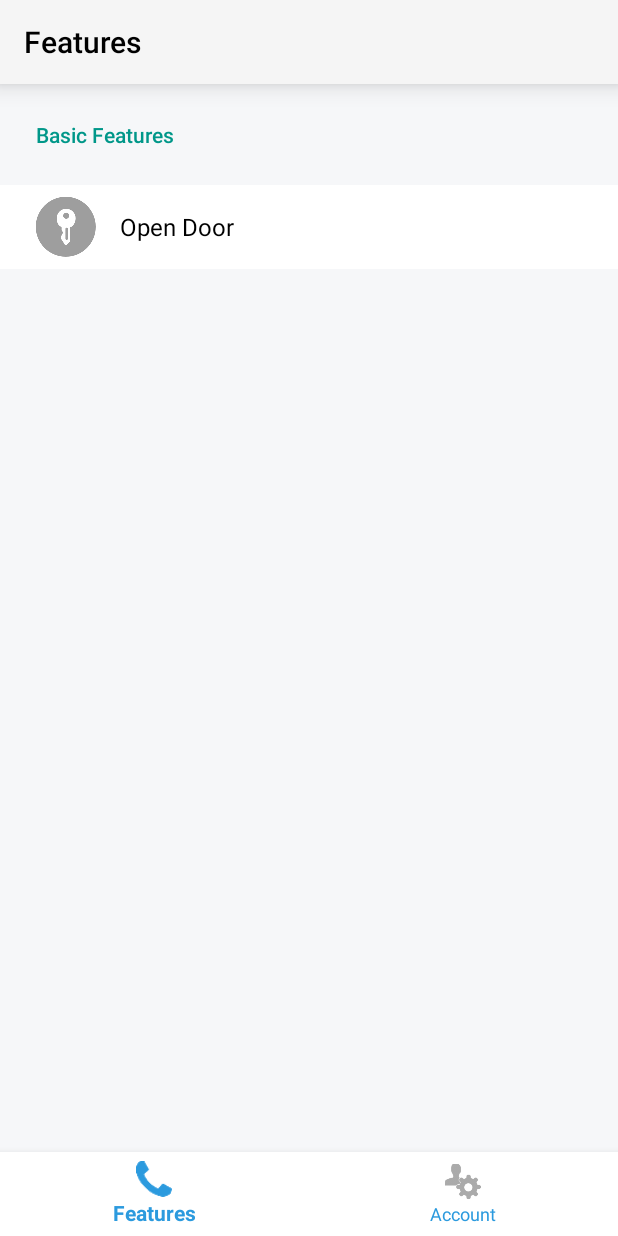
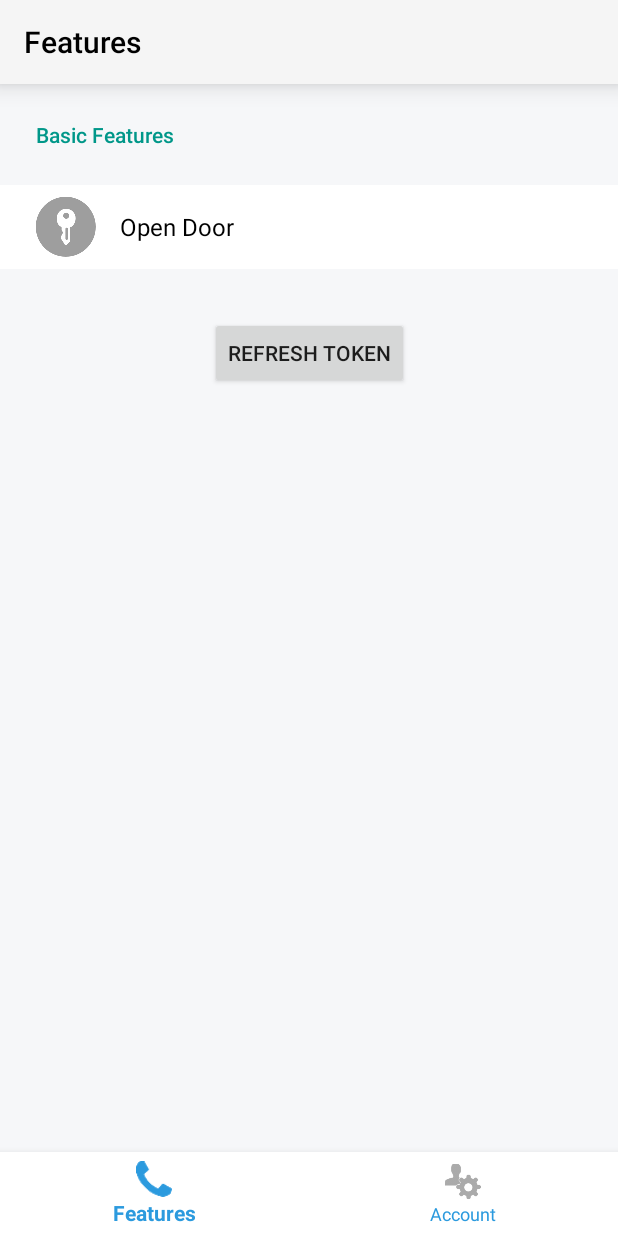
Before and after one commit to runslikebutter/android-demo-app, an Android app: the MainTabFragment screen opened through its navigation route, on a phone screen of 412 x 824 dp. Run offline under Robolectric (Android 15) with nearby library versions, the phone set to English and light mode, and no system bars; libraries missing offline, so code that uses them is left out: com.butterflymx.sdk; 4 statements that could not run were skipped.

Commit message:
MT-1432-RemoveJsonFile (#24)

```diff
--- a/app/src/main/AndroidManifest.xml
+++ b/app/src/main/AndroidManifest.xml
@@ -1,7 +1,6 @@
 <?xml version="1.0" encoding="utf-8"?>
 <manifest xmlns:android="http://schemas.android.com/apk/res/android"
-    xmlns:tools="http://schemas.android.com/tools"
-    package="com.butterflymx.butterflymxapiclient">
+    xmlns:tools="http://schemas.android.com/tools">
 
     <uses-feature
         android:name="android.hardware.camera"
--- a/app/src/main/java/com/butterflymx/butterflymxapiclient/account/AccountFragment.kt
+++ b/app/src/main/java/com/butterflymx/butterflymxapiclient/account/AccountFragment.kt
@@ -9,19 +9,24 @@ import android.view.ViewGroup
 import androidx.navigation.Navigation
 import com.butterflymx.butterflymxapiclient.App
 import com.butterflymx.butterflymxapiclient.R
+import com.butterflymx.butterflymxapiclient.databinding.AccountBinding
 import com.butterflymx.butterflymxapiclient.utils.Constants
 import com.butterflymx.sdk.core.BMXCore
-import kotlinx.android.synthetic.main.account.*
 
 class AccountFragment : Fragment() {
 
-    override fun onCreateView(inflater: LayoutInflater, container: ViewGroup?, savedInstanceState: Bundle?): View? {
-        return inflater.inflate(R.layout.account, container, false)
+
+    private var _binding: AccountBinding? = null
+    private val binding get() = _binding!!
+
+    override fun onCreateView(inflater: LayoutInflater, container: ViewGroup?, savedInstanceState: Bundle?): View {
+        _binding = AccountBinding.inflate(inflater, container, false)
+        return binding.root
     }
 
     override fun onViewCreated(view: View, savedInstanceState: Bundle?) {
         super.onViewCreated(view, savedInstanceState)
-        bt_sign_out.setOnClickListener {
+        binding.btSignOut.setOnClickListener {
             activity?.let {
                 val sharedPreferences = it.getSharedPreferences(Constants.SHARED_PREF_KEY_ENDPOINT, Context.MODE_PRIVATE)
                 sharedPreferences.edit().remove(Constants.SHARED_PREF_KEY_ENDPOINT).apply()
@@ -34,9 +39,9 @@ class AccountFragment : Fragment() {
         }
 
         App.context?.let {
-            tv_full_name.text = BMXCore.getInstance(it).user.displayName
-            et_email.setText(BMXCore.getInstance(it).user.email)
-            et_phone_number.setText(BMXCore.getInstance(it).user.phoneNumber)
+            binding.tvFullName.text = BMXCore.getInstance(it).user.displayName
+            binding.etEmail.setText(BMXCore.getInstance(it).user.email)
+            binding.etPhoneNumber.setText(BMXCore.getInstance(it).user.phoneNumber)
         }
     }
 }
--- a/app/src/main/java/com/butterflymx/butterflymxapiclient/call/CallStateCustomListener.kt
+++ b/app/src/main/java/com/butterflymx/butterflymxapiclient/call/CallStateCustomListener.kt
@@ -29,6 +29,10 @@ object CallStateCustomListener : CallStateListener {
                 CallState.END -> {
                     NotificationUtils().deleteNotification(call.guid)
                 }
+
+                else -> {
+                    Log.d(TAG, "$state")
+                }
             }
         }
     }
--- a/app/src/main/java/com/butterflymx/butterflymxapiclient/features/FeaturesFragment.kt
+++ b/app/src/main/java/com/butterflymx/butterflymxapiclient/features/FeaturesFragment.kt
@@ -5,19 +5,38 @@ import android.view.LayoutInflater
 import android.view.View
 import android.view.ViewGroup
 import androidx.navigation.Navigation
+import com.butterflymx.butterflymxapiclient.App
 import com.butterflymx.butterflymxapiclient.R
+import com.butterflymx.butterflymxapiclient.databinding.FeaturesBinding
 import com.butterflymx.butterflymxapiclient.utils.mvp.BaseView
-import kotlinx.android.synthetic.main.features.*
+import com.butterflymx.sdk.core.BMXCore
+import com.butterflymx.sdk.core.Log
 
 class FeaturesFragment : BaseView() {
 
+    private var _binding: FeaturesBinding? = null
+    private val binding get() = _binding!!
+
     override fun onCreateView(inflater: LayoutInflater, container: ViewGroup?, savedInstanceState: Bundle?): View? {
-        return inflater.inflate(R.layout.features, container, false)
+        _binding = FeaturesBinding.inflate(inflater, container, false)
+        return binding.root
     }
 
     override fun onViewCreated(view: View, savedInstanceState: Bundle?) {
         super.onViewCreated(view, savedInstanceState)
-        ll_open_door.setOnClickListener { swipeToOpenDoor() }
+        binding.llOpenDoor.setOnClickListener { swipeToOpenDoor() }
+
+        binding.btnRefreshToken.setOnClickListener {
+            App.context?.let { it1 ->
+                BMXCore.getInstance(it1).refreshToken { authTokens ->
+                    if (authTokens == null) {
+                        Log.i("AuthTokens", "authTokens is null")
+                    } else {
+                        Log.i("AuthTokens", "Access Token: ${authTokens.accessToken} ${authTokens.refreshToken}")
+                    }
+                }
+            }
+        }
     }
 
     private fun swipeToOpenDoor() {
--- a/app/src/main/java/com/butterflymx/butterflymxapiclient/features/opendoor/PanelAdapter.kt
+++ b/app/src/main/java/com/butterflymx/butterflymxapiclient/features/opendoor/PanelAdapter.kt
@@ -8,12 +8,14 @@ import android.view.View
 import android.view.ViewGroup
 import android.widget.TextView
 import com.butterflymx.butterflymxapiclient.R
+import com.butterflymx.butterflymxapiclient.databinding.SimpleListItemBinding
 import com.butterflymx.sdk.core.RequestCallBack
 import com.butterflymx.sdk.core.interfaces.BMXPanel
 
 class PanelAdapter(val panelList: List<BMXPanel>, val activity: Activity?) : RecyclerView.Adapter<SimpleListFragmentVH>() {
     override fun onCreateViewHolder(parent: ViewGroup, p1: Int): SimpleListFragmentVH {
-        return SimpleListFragmentVH(LayoutInflater.from(parent.context).inflate(R.layout.simple_list_item, parent, false))
+        val view = LayoutInflater.from(parent.context).inflate(R.layout.simple_list_item, parent, false)
+        return SimpleListFragmentVH(view)
     }
 
     override fun getItemCount(): Int {
--- a/app/src/main/java/com/butterflymx/butterflymxapiclient/features/opendoor/UnitAdapter.kt
+++ b/app/src/main/java/com/butterflymx/butterflymxapiclient/features/opendoor/UnitAdapter.kt
@@ -15,7 +15,8 @@ import com.butterflymx.sdk.core.interfaces.BMXTenant
 class UnitAdapter(private val tenantList: List<BMXTenant>,
                   val activity: Activity?) : RecyclerView.Adapter<SimpleListFragmentVH>() {
     override fun onCreateViewHolder(parent: ViewGroup, p1: Int): SimpleListFragmentVH {
-        return SimpleListFragmentVH(LayoutInflater.from(parent.context).inflate(R.layout.simple_list_item, parent, false))
+        val view = LayoutInflater.from(parent.context).inflate(R.layout.simple_list_item, parent, false)
+        return SimpleListFragmentVH(view)
     }
 
     override fun getItemCount(): Int {
--- a/app/src/main/java/com/butterflymx/butterflymxapiclient/maintab/MainTabFragment.kt
+++ b/app/src/main/java/com/butterflymx/butterflymxapiclient/maintab/MainTabFragment.kt
@@ -15,12 +15,14 @@ import androidx.fragment.app.FragmentManager
 import androidx.fragment.app.FragmentPagerAdapter
 import com.butterflymx.butterflymxapiclient.R
 import com.butterflymx.butterflymxapiclient.account.AccountFragment
+import com.butterflymx.butterflymxapiclient.databinding.MainTabBinding
 import com.butterflymx.butterflymxapiclient.features.FeaturesFragment
 import com.butterflymx.sdk.core.Log
-import kotlinx.android.synthetic.main.main_tab.bottom_navigation
-import kotlinx.android.synthetic.main.main_tab.view_pager
 
 class MainTabFragment : Fragment() {
+
+    private var _binding: MainTabBinding? = null
+    private val binding get() = _binding!!
 
     companion object {
         const val TAG = "MainTabFragment"
@@ -39,7 +41,8 @@ class MainTabFragment : Fragment() {
     }
 
     override fun onCreateView(inflater: LayoutInflater, container: ViewGroup?, savedInstanceState: Bundle?): View? {
-        return inflater.inflate(R.layout.main_tab, container, false)
+        _binding = MainTabBinding.inflate(inflater, container, false)
+        return binding.root
     }
 
     override fun onViewCreated(view: View, savedInstanceState: Bundle?) {
@@ -69,15 +72,15 @@ class MainTabFragment : Fragment() {
     }
 
     private fun initView() {
-        view_pager.adapter = PagerAdapter(childFragmentManager, listOf(FeaturesFragment(), AccountFragment()))
+        binding.viewPager.adapter = PagerAdapter(childFragmentManager, listOf(FeaturesFragment(), AccountFragment()))
     }
 
     private fun initBottomMenu() {
-        bottom_navigation.setOnNavigationItemSelectedListener { menuItem ->
+        binding.bottomNavigation.setOnNavigationItemSelectedListener { menuItem ->
             when (menuItem.itemId) {
-                R.id.action_features -> view_pager.currentItem = 0
-                R.id.action_account -> view_pager.currentItem = 1
-                else -> view_pager.currentItem = 0
+                R.id.action_features -> binding.viewPager.currentItem = 0
+                R.id.action_account -> binding.viewPager.currentItem = 1
+                else -> binding.viewPager.currentItem = 0
             }
             true
         }
--- a/app/src/main/res/layout/features.xml
+++ b/app/src/main/res/layout/features.xml
@@ -57,4 +57,14 @@
 
     </LinearLayout>
 
+    <Button
+        android:id="@+id/btn_refresh_token"
+        android:layout_width="wrap_content"
+        android:layout_height="wrap_content"
+        android:layout_marginTop="32dp"
+        android:text="Refresh Token"
+        app:layout_constraintEnd_toEndOf="parent"
+        app:layout_constraintStart_toStartOf="parent"
+        app:layout_constraintTop_toBottomOf="@+id/ll_open_door" />
+
 </androidx.constraintlayout.widget.ConstraintLayout>
--- a/build.gradle
+++ b/build.gradle
@@ -1,6 +1,6 @@
 // Top-level build file where you can add configuration options common to all sub-projects/modules.
 buildscript {
-    ext.kotlin_version = '1.6.10'
+    ext.kotlin_version = '1.9.0'
     ext.room_version = '1.1.1'
     repositories {
         google()
@@ -8,8 +8,8 @@ buildscript {
         maven { url 'https://maven.google.com' }
     }
     dependencies {
-        classpath 'com.android.tools.build:gradle:7.0.0'
-        classpath 'com.google.gms:google-services:4.3.10'
+        classpath 'com.android.tools.build:gradle:8.1.1'
+        classpath 'com.google.gms:google-services:4.3.15'
         classpath "org.jetbrains.kotlin:kotlin-gradle-plugin:$kotlin_version"
     }
 }
```
Also changed, not shown: app/build.gradle (+19 -9 lines), app/src/main/java/com/butterflymx/butterflymxapiclient/call/CallFragment.kt (+39 -38 lines), app/src/main/java/com/butterflymx/butterflymxapiclient/features/opendoor/SimpleListFragmentVH.kt (+4 -4 lines), app/src/main/java/com/butterflymx/butterflymxapiclient/signinsignup/login/LoginFragment.kt (+9 -6 lines), gradle/wrapper/gradle-wrapper.properties, 1 other file.
